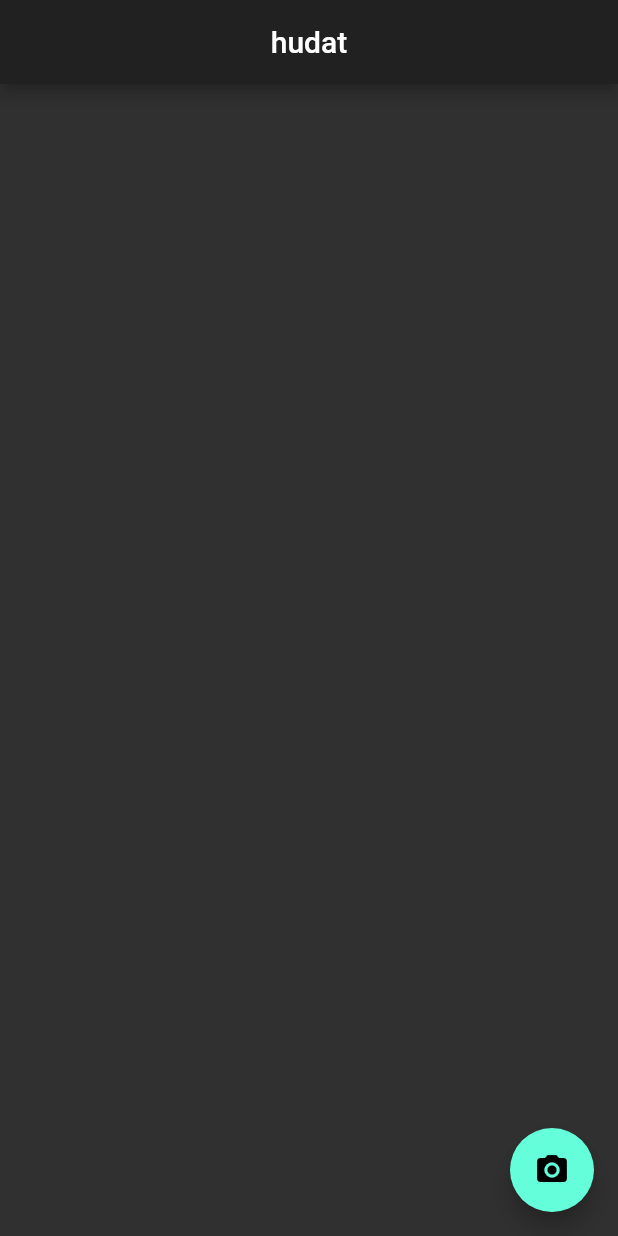
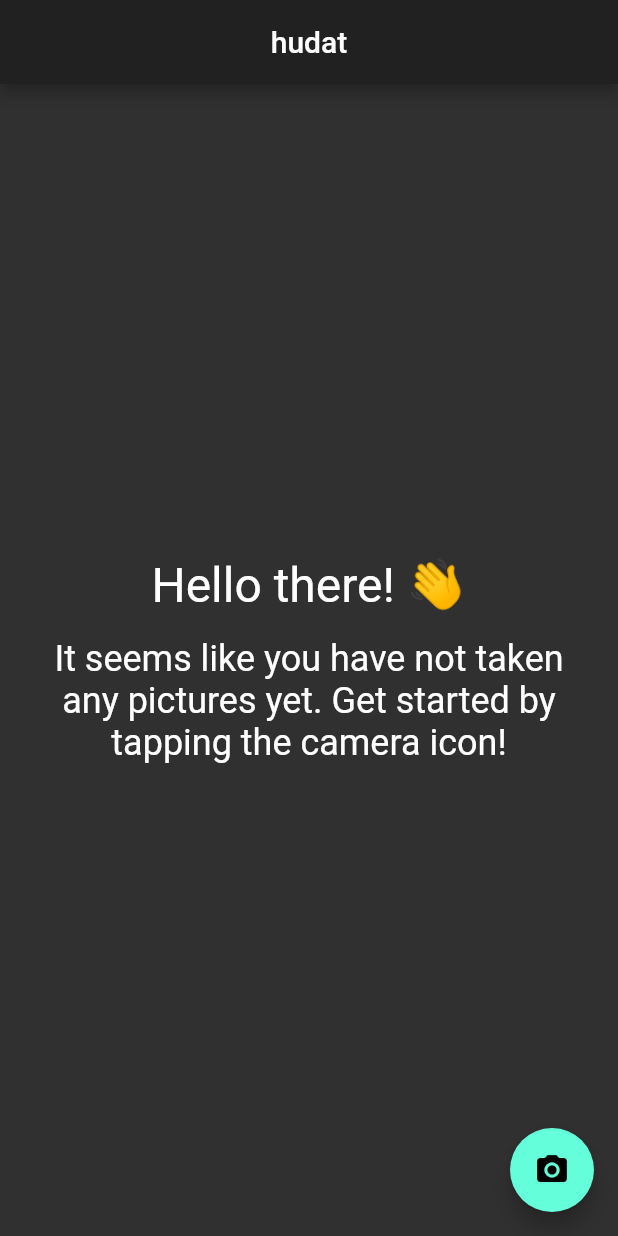
Before and after one commit to glutengo/hudat, a Flutter app: the screen it shows after launch, on a phone screen of 412 x 824 dp. Run offline on Flutter 3.47's test engine with Material 2 defaults, Android fonts, the phone set to English and light mode, and no system bars; our stand-ins replace camera, sqflite; accounts and stored records are empty.

Commit message:
Show welcome message if history is empty

```diff
--- a/lib/history.dart
+++ b/lib/history.dart
@@ -66,11 +66,8 @@ class HistoryScreenState extends State<HistoryScreen> {
     );
   }
 
-  @override
-  Widget build(BuildContext context) {
-    return Scaffold(
-      appBar: AppBar(title: Center(child: Text('hudat'))),
-      body: ListView.builder(
+  ListView buildListView(BuildContext context) {
+    return ListView.builder(
         itemBuilder: (BuildContext context, int index) => PictureListItem(
               picture: _pictures[index],
               onTap: () => Navigator.push(
@@ -83,7 +80,37 @@ class HistoryScreenState extends State<HistoryScreen> {
                   ? Color.fromRGBO(0, 0, 0, 0.0)
                   : Color.fromRGBO(255, 255, 255, 0.05),
             ),
-          itemCount: _pictures.length),
+        itemCount: _pictures.length);
+  }
+
+  Center buildWelcomeMessage(BuildContext context) {
+    return Center(
+      child: Padding(
+          padding: EdgeInsets.all(32.0),
+          child: Column(
+            mainAxisAlignment: MainAxisAlignment.center,
+            children: <Widget>[
+              Text(
+                "Hello there! 👋",
+                style: TextStyle(fontSize: 32.0),
+                textAlign: TextAlign.center,),
+              SizedBox(height: 16.0,),
+              Text(
+                "It seems like you have not taken any pictures yet. Get started by tapping the camera icon!",
+                style: TextStyle(fontSize: 24.0),
+                textAlign: TextAlign.center,)
+            ],
+          ))
+    );
+  }
+
+  @override
+  Widget build(BuildContext context) {
+    return Scaffold(
+      appBar: AppBar(title: Center(child: Text('hudat'))),
+      body: _pictures.length > 0
+          ? buildListView(context)
+          : buildWelcomeMessage(context),
       floatingActionButton: FloatingActionButton(
         child: Icon(Icons.camera_alt),
         onPressed: () {
```
Lines whose indentation alone changed are shown as unchanged.
